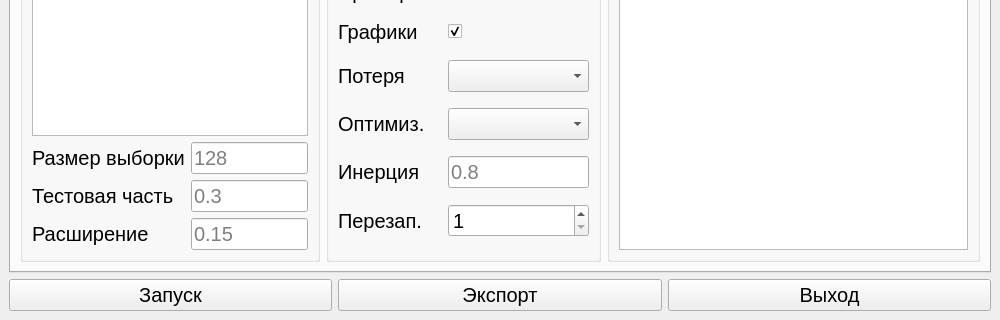
First picture: the form in forms/MainWindow.ui, repository Frank-Way/neural-network, before the edit; both pictures show x 0 to 1000 and y 480 to 800 of the 1000 by 800 pixel window.
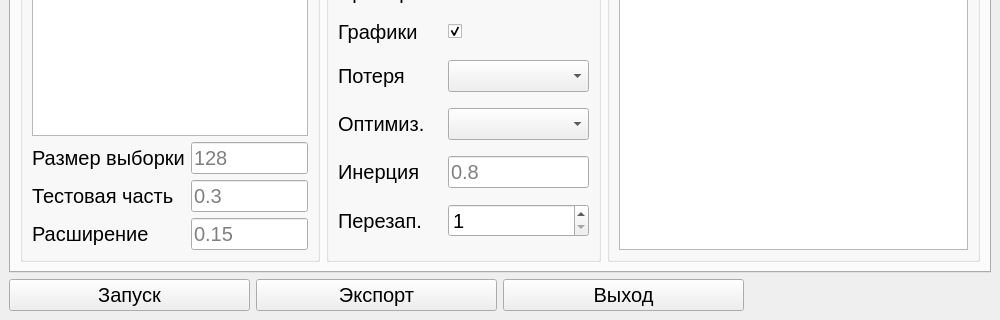
Second picture: the form after the edit.

Patch:
```diff
--- a/forms/MainWindow.ui
+++ b/forms/MainWindow.ui
@@ -29,21 +29,35 @@
   </property>
   <widget class="QWidget" name="centralwidget">
    <layout class="QGridLayout" name="gridLayout">
-    <item row="1" column="0">
+    <item row="2" column="0">
      <widget class="QPushButton" name="startButton">
       <property name="text">
        <string>Запуск</string>
       </property>
      </widget>
     </item>
-    <item row="1" column="2">
+    <item row="2" column="2">
      <widget class="QPushButton" name="exitButton">
       <property name="text">
        <string>Выход</string>
       </property>
      </widget>
     </item>
-    <item row="0" column="0" colspan="3">
+    <item row="2" column="1">
+     <widget class="QPushButton" name="exportButton">
+      <property name="text">
+       <string>Экспорт</string>
+      </property>
+     </widget>
+    </item>
+    <item row="2" column="3">
+     <widget class="QLabel" name="progressLabel">
+      <property name="text">
+       <string/>
+      </property>
+     </widget>
+    </item>
+    <item row="0" column="0" colspan="4">
      <widget class="QTabWidget" name="tabWidget">
       <property name="sizePolicy">
        <sizepolicy hsizetype="Expanding" vsizetype="Expanding">
@@ -491,13 +505,6 @@
       </widget>
      </widget>
     </item>
-    <item row="1" column="1">
-     <widget class="QPushButton" name="exportButton">
-      <property name="text">
-       <string>Экспорт</string>
-      </property>
-     </widget>
-    </item>
    </layout>
   </widget>
   <widget class="QMenuBar" name="menuBar">
```
